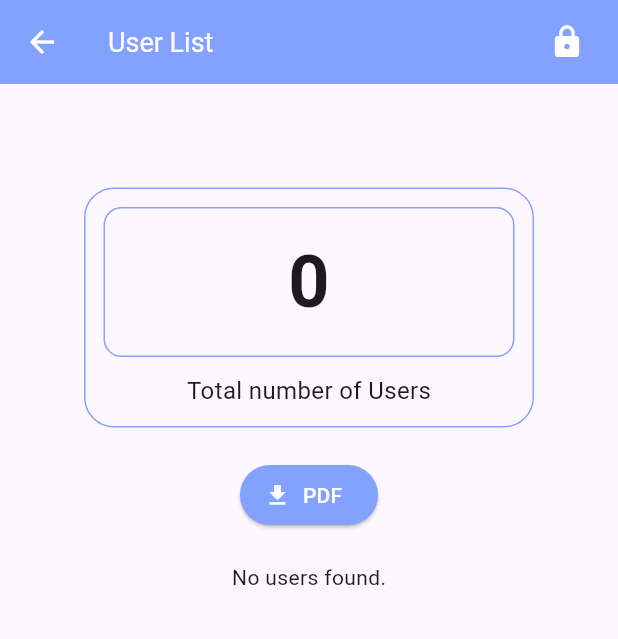
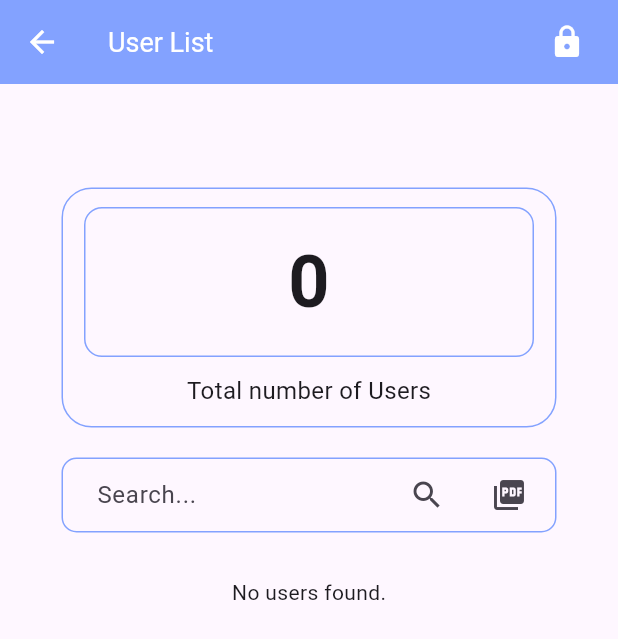
Before and after one commit to At0kSharma/upway_in, a Flutter app: the UserListScreen screen opened directly, on a phone screen of 412 x 824 dp. Shown: the top 639 px of the screen. Run offline on Flutter 3.47's test engine with Material 3 defaults, Android fonts, the phone set to English and light mode, and no system bars; our stand-ins replace cloud_firestore, firebase_auth, firebase_core, flutter_otp_text_field, get, intl_phone_field and 1 more; accounts and stored records are empty.

Commit message:
minor changes

```diff
--- a/lib/common/widget/user_quantity.dart
+++ b/lib/common/widget/user_quantity.dart
@@ -17,7 +17,7 @@ class UserQuantity extends StatelessWidget {
   Widget build(BuildContext context) {
     return Container(
       height: 160,
-      width: 300,
+      width: 330,
       decoration: BoxDecoration(
         border: Border.all(color: const Color(0xFF83A2FF)),
         borderRadius: BorderRadius.circular(20),
@@ -29,7 +29,7 @@ class UserQuantity extends StatelessWidget {
           crossAxisAlignment: CrossAxisAlignment.center,
           children: [
             Container(
-              width: 280,
+              width: 300,
               height: 100,
               decoration: BoxDecoration(
                 border: Border.all(color: const Color(0xFF83A2FF)),
--- a/lib/features/dashboard/screen/dashboard_screen.dart
+++ b/lib/features/dashboard/screen/dashboard_screen.dart
@@ -64,8 +64,8 @@ class _DashboardScreenState extends State<DashboardScreen> {
         child: ListView(
           padding: const EdgeInsets.only(
             top: 20,
-            left: 46,
-            right: 46,
+            left: 30,
+            right: 30,
           ),
           children: [
             DatePickerForm(),
--- a/lib/features/userlist/screen/user_list_screen.dart
+++ b/lib/features/userlist/screen/user_list_screen.dart
@@ -16,6 +16,8 @@ class UserListScreen extends StatefulWidget {
 
 class _UserListScreenState extends State<UserListScreen> {
   final controller = Get.put(UserListController());
+  final TextEditingController searchController = TextEditingController();
+  List<Map<String, dynamic>> filteredUserJsonList = [];
 
   @override
   void initState() {
@@ -27,9 +29,31 @@ class _UserListScreenState extends State<UserListScreen> {
     await controller.getDataFromSelectedDate();
   }
 
+  void _searchUsers() {
+    final String searchQuery = searchController.text.toLowerCase();
+
+    if (searchQuery.isNotEmpty) {
+      // Filter the userJsonList based on the search query
+      filteredUserJsonList = UserListController.instance.userJsonList
+          .where((user) =>
+              user['name'].toLowerCase().contains(searchQuery) ||
+              user['phone'].toLowerCase().contains(searchQuery))
+          .toList();
+    } else {
+      // If the search query is empty, reset the filtered list
+      filteredUserJsonList.clear();
+    }
+
+    setState(() {});
+  }
+
   @override
   Widget build(BuildContext context) {
     final userListOnSelectedDate = UserListController.instance.userJsonList;
+    final filteredUserOnSelectedDateJsonList = filteredUserJsonList.isEmpty
+        ? UserListController.instance.userJsonList
+        : filteredUserJsonList;
+
     final currentDate = controller.selectedDate.text;
     return Scaffold(
       appBar: AppBar(
@@ -68,42 +92,48 @@ class _UserListScreenState extends State<UserListScreen> {
             ),
             Container(
               margin: const EdgeInsets.only(top: 20),
-              padding: const EdgeInsets.all(5),
+              padding: const EdgeInsets.all(0),
               height: 50,
-              width: 300,
-              // decoration: BoxDecoration(
-              //   border: Border.all(color: const Color(0xFF83A2FF)),
-              //   borderRadius: BorderRadius.circular(10),
-              // ),
+              width: 330,
+              decoration: BoxDecoration(
+                border: Border.all(color: const Color(0xFF83A2FF)),
+                borderRadius: BorderRadius.circular(10),
+              ),
               child: Row(
-                mainAxisAlignment: MainAxisAlignment.center,
+                mainAxisAlignment: MainAxisAlignment.spaceEvenly,
+                crossAxisAlignment: CrossAxisAlignment.center,
                 children: [
-                  ElevatedButton.icon(
-                    onPressed: () {},
-                    icon: const Icon(Icons.download),
-                    label: const Text("PDF"),
-                    style: ElevatedButton.styleFrom(
-                      backgroundColor: const Color(0xFF83A2FF),
-                      foregroundColor: Colors.white,
+                  SizedBox(
+                    width: 260,
+                    child: TextField(
+                      controller: searchController,
+                      onChanged: (value) {
+                        _searchUsers();
+                      },
+                      decoration: InputDecoration(
+                        labelText: 'Search...',
+                        suffixIcon: const Icon(Icons.search),
+                        border: OutlineInputBorder(
+                            borderRadius: BorderRadius.circular(10.0),
+                            borderSide: BorderSide.none),
+                        floatingLabelBehavior: FloatingLabelBehavior.never,
+                      ),
                     ),
                   ),
-                  // const SizedBox(width: 10),
-                  // ElevatedButton.icon(
-                  //   onPressed: () {},
-                  //   icon: const Icon(Icons.download),
-                  //   label: const Text("CSV"),
-                  //   style: ElevatedButton.styleFrom(
-                  //     backgroundColor: const Color(0xFF83A2FF),
-                  //     foregroundColor: Colors.white,
-                  //   ),
-                  // ),
+                  IconButton(
+                    onPressed: () async {},
+                    icon: const Icon(Icons.picture_as_pdf),
+                  ),
                 ],
               ),
             ),
             Container(
               alignment: Alignment.center,
-              margin: const EdgeInsets.only(top: 20),
-              child: FetchUserList(controller: controller),
+              margin: const EdgeInsets.all(30),
+              // child: FetchUserList(controller: controller),
+              child: FetchUserList(
+                  filteredUserOnSelectedDateJsonList:
+                      filteredUserOnSelectedDateJsonList),
             ),
           ],
         ),
--- a/lib/features/userlist/screen/widget/fetch_user_list.dart
+++ b/lib/features/userlist/screen/widget/fetch_user_list.dart
@@ -1,23 +1,22 @@
 import 'package:flutter/material.dart';
 import 'package:get/get_state_manager/src/rx_flutter/rx_obx_widget.dart';
 import 'package:upway_in/features/userlist/controller/user_list_controller.dart';
-import 'package:upway_in/features/userlist/screen/widget/user_list_table.dart';
 
 class FetchUserList extends StatelessWidget {
   const FetchUserList({
     super.key,
-    required this.controller,
+    required this.filteredUserOnSelectedDateJsonList,
   });
 
-  final UserListController controller;
+  final List<Map<String, dynamic>> filteredUserOnSelectedDateJsonList;
 
   @override
   Widget build(BuildContext context) {
     return Obx(
       () {
-        final userJsonList = UserListController.instance.userJsonList;
+        final userJsonList = filteredUserOnSelectedDateJsonList;
 
-        if (controller.isLoading.value) {
+        if (UserListController.instance.isLoading.value) {
           return const Center(
             child: CircularProgressIndicator(),
           );
@@ -27,7 +26,60 @@ class FetchUserList extends StatelessWidget {
           return const Text('No users found.');
         }
         // return const Text("test");
-        return UserListTable(userJsonList: userJsonList);
+        // return UserListTable(userJsonList: userJsonList);
+        return DataTable(
+          decoration: BoxDecoration(border: Border.all(color: Colors.black)),
+          // border: TableBorder.all(width: 1),
+          dividerThickness: 0,
+          border: const TableBorder(
+            verticalInside: BorderSide(
+              width: 1,
+              style: BorderStyle.solid,
+            ),
+          ),
+
+          headingRowColor: MaterialStateColor.resolveWith(
+              (states) => const Color(0xFF83A2FF)),
+
+          columns: const [
+            DataColumn(
+                label: Text(
+              'Name',
+              style: TextStyle(fontSize: 18, color: Colors.white),
+            )),
+            DataColumn(
+                label: Text(
+              'Phone',
+              style: TextStyle(fontSize: 18, color: Colors.white),
+            )),
+          ],
+          rows: userJsonList
+              .map(
+                (userJson) => DataRow(
+                  cells: [
+                    DataCell(
+                      SizedBox(
+                        width: 115,
+                        child: Text(
+                          userJson['name'],
+                          style: const TextStyle(fontSize: 15),
+                        ),
+                      ),
+                    ),
+                    DataCell(
+                      SizedBox(
+                        width: 120,
+                        child: Text(
+                          userJson['phone'],
+                          style: const TextStyle(fontSize: 15),
+                        ),
+                      ),
+                    ),
+                  ],
+                ),
+              )
+              .toList(),
+        );
       },
     );
   }
--- a/lib/features/userlist/screen/widget/user_list_table.dart
+++ b/lib/features/userlist/screen/widget/user_list_table.dart
@@ -12,18 +12,29 @@ class UserListTable extends StatelessWidget {
   @override
   Widget build(BuildContext context) {
     return DataTable(
-      // decoration: BoxDecoration(border: Border.all(color: Colors.black38)),
+      decoration: BoxDecoration(border: Border.all(color: Colors.black)),
+      // border: TableBorder.all(width: 1),
+      dividerThickness: 0,
+      border: const TableBorder(
+        verticalInside: BorderSide(
+          width: 1,
+          style: BorderStyle.solid,
+        ),
+      ),
+
+      headingRowColor:
+          MaterialStateColor.resolveWith((states) => const Color(0xFF83A2FF)),
       columnSpacing: 80.0,
       columns: const [
         DataColumn(
             label: Text(
           'Name',
-          style: TextStyle(fontSize: 16),
+          style: TextStyle(fontSize: 18, color: Colors.white),
         )),
         DataColumn(
             label: Text(
           'Phone',
-          style: TextStyle(fontSize: 16),
+          style: TextStyle(fontSize: 18, color: Colors.white),
         )),
       ],
       rows: userJsonList
```
Also changed, not shown: pubspec.yaml (+5 -2 lines), assets/fonts/Lato-Regular.ttf (added), pubspec.lock, 1 other file.
